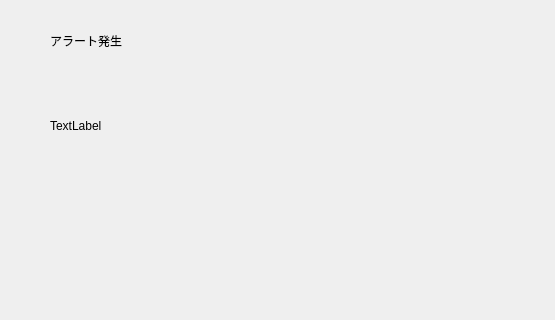
The window that alert_dialog_base.ui (yoichigmf/AlertDialogSample) describes before a commit, drawn with Qt 5; both pictures show x 0 to 555 and y 0 to 320 of the 555 by 475 pixel window.
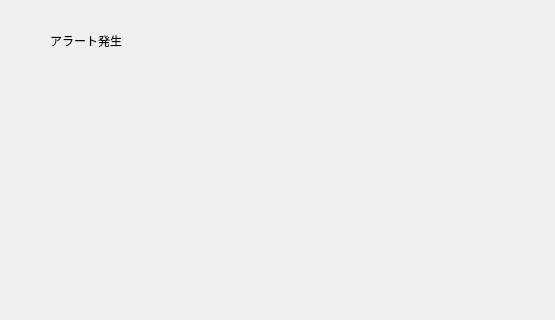
The same window after the commit.

The edit to the form file:
```diff
--- a/alert_dialog_base.ui
+++ b/alert_dialog_base.ui
@@ -42,19 +42,6 @@
     <string>アラート発生</string>
    </property>
   </widget>
-  <widget class="QLabel" name="label_2">
-   <property name="geometry">
-    <rect>
-     <x>50</x>
-     <y>110</y>
-     <width>131</width>
-     <height>31</height>
-    </rect>
-   </property>
-   <property name="text">
-    <string>TextLabel</string>
-   </property>
-  </widget>
  </widget>
  <resources/>
  <connections>
```
